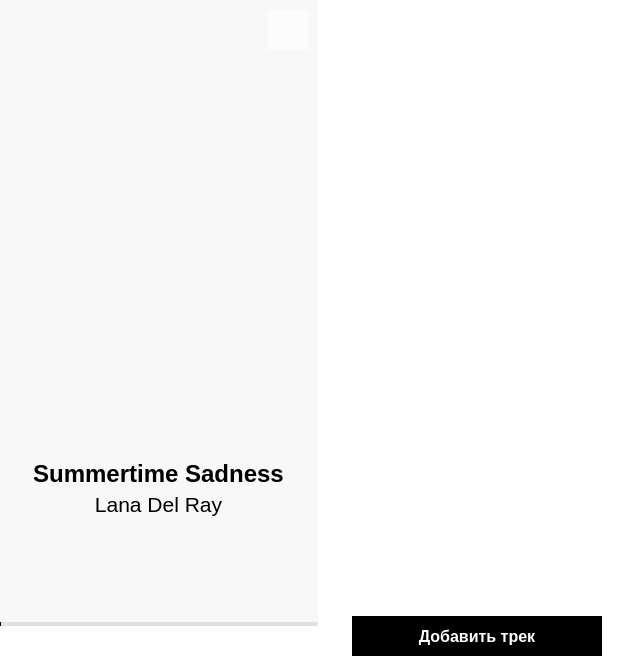
Before: the Qt Designer form public/ui/ui_main.ui in crockshine/UP-05-Korolev.M.N-204, drawn with Qt 5.
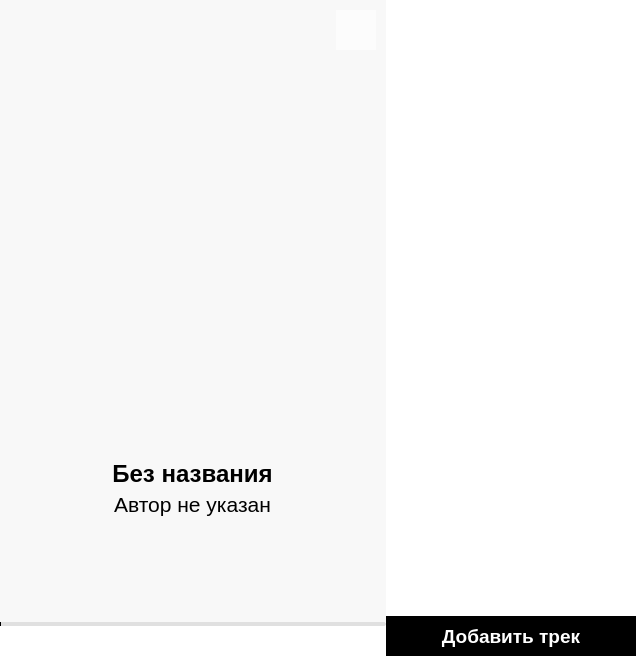
After: the same form once the commit is applied. Icons and pictures are not drawn.

Diff of the .ui file:
```diff
--- a/public/ui/ui_main.ui
+++ b/public/ui/ui_main.ui
@@ -29,7 +29,7 @@
      <verstretch>0</verstretch>
     </sizepolicy>
    </property>
-   <layout class="QHBoxLayout" name="horizontalLayout">
+   <layout class="QHBoxLayout" name="horizontalLayout" stretch="3,1">
     <property name="spacing">
      <number>0</number>
     </property>
@@ -149,7 +149,7 @@
               <number>10</number>
              </property>
              <item alignment="Qt::AlignmentFlag::AlignRight|Qt::AlignmentFlag::AlignVCenter">
-              <widget class="QPushButton" name="showHideButton">
+              <widget class="QPushButton" name="show_hidden_button">
                <property name="sizePolicy">
                 <sizepolicy hsizetype="Minimum" vsizetype="Expanding">
                  <horstretch>0</horstretch>
@@ -234,7 +234,7 @@
               <number>0</number>
              </property>
              <item>
-              <widget class="QLabel" name="imageLabel">
+              <widget class="QLabel" name="image">
                <property name="sizePolicy">
                 <sizepolicy hsizetype="Preferred" vsizetype="Preferred">
                  <horstretch>30</horstretch>
@@ -302,7 +302,7 @@
                  <number>0</number>
                 </property>
                 <item>
-                 <widget class="QLabel" name="titleLabel">
+                 <widget class="QLabel" name="title">
                   <property name="font">
                    <font>
                     <pointsize>18</pointsize>
@@ -322,7 +322,7 @@
                    <number>1</number>
                   </property>
                   <property name="text">
-                   <string>Summertime Sadness</string>
+                   <string>Без названия</string>
                   </property>
                   <property name="alignment">
                    <set>Qt::AlignmentFlag::AlignCenter</set>
@@ -333,7 +333,7 @@
                  </widget>
                 </item>
                 <item>
-                 <widget class="QLabel" name="authorLabel">
+                 <widget class="QLabel" name="artist">
                   <property name="font">
                    <font>
                     <pointsize>16</pointsize>
@@ -343,7 +343,7 @@
                    <string notr="true">background-color: transparent</string>
                   </property>
                   <property name="text">
-                   <string>Lana Del Ray</string>
+                   <string>Автор не указан</string>
                   </property>
                   <property name="alignment">
                    <set>Qt::AlignmentFlag::AlignCenter</set>
@@ -659,13 +659,13 @@
         <number>5</number>
        </property>
        <property name="leftMargin">
-        <number>10</number>
+        <number>0</number>
        </property>
        <property name="topMargin">
         <number>10</number>
        </property>
        <property name="rightMargin">
-        <number>10</number>
+        <number>0</number>
        </property>
        <property name="bottomMargin">
         <number>10</number>
@@ -689,7 +689,7 @@
            <rect>
             <x>0</x>
             <y>0</y>
-            <width>298</width>
+            <width>250</width>
             <height>601</height>
            </rect>
           </property>
@@ -751,7 +751,7 @@
             </property>
             <property name="font">
              <font>
-              <pointsize>12</pointsize>
+              <pointsize>14</pointsize>
               <bold>true</bold>
              </font>
             </property>
```
